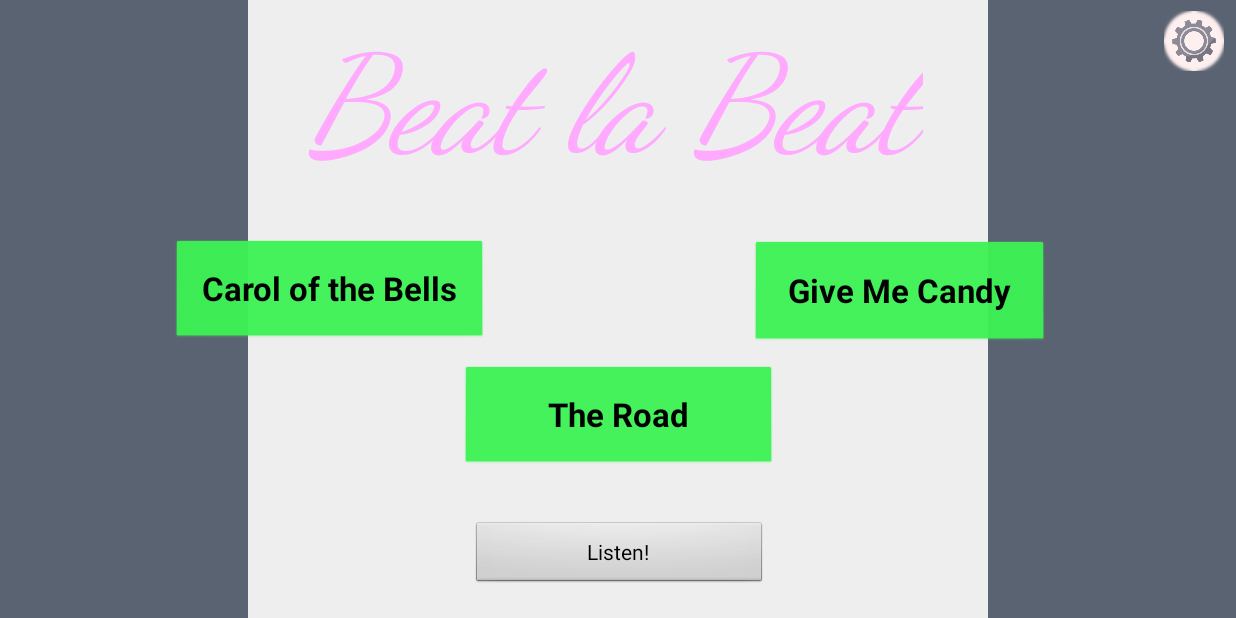
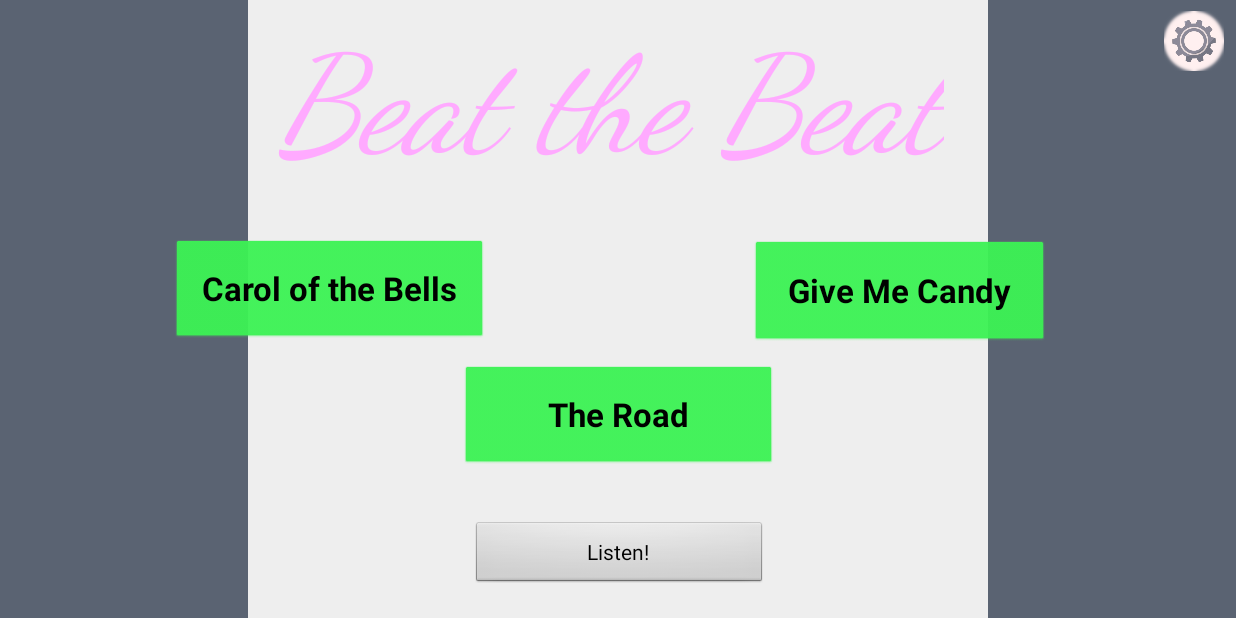
Before and after one commit to FlamingTNT/rhythm-game-project, an Android app: the screen it shows after launch (MainActivity), on a phone screen of 824 x 412 dp (held sideways). Run offline under Robolectric (Android 15) with nearby library versions, the phone set to English and light mode, and no system bars.

Commit message:
Update how Note class accesses and update title.

```diff
--- a/app/src/main/java/cs125/finalproject/Note.java
+++ b/app/src/main/java/cs125/finalproject/Note.java
@@ -17,10 +17,8 @@ public class Note implements Runnable{
     private boolean wasClicked = false;
     private ImageView noteView;
     private AnimationSet set;
-    private MusicScreen mScreen;
 
     Note(boolean isLeft, long timeDelay, Activity screen) {
-        mScreen = (MusicScreen) screen;
         this.isLeft = isLeft;
         this.timeDelay = timeDelay;
         noteView = new ImageView(screen);
@@ -63,7 +61,7 @@ public class Note implements Runnable{
                         @Override
                         public void onAnimationEnd(Animation animation) {
                             if (!wasClicked) {
-                                ;
+                                MusicScreen.addMissToScoreCounts();
                                 stop();
                             }
                         }
@@ -102,7 +100,7 @@ public class Note implements Runnable{
                         @Override
                         public void onAnimationEnd(Animation animation) {
                             if (!wasClicked) {
-                                mScreen.addMissToScoreCounts();
+                                MusicScreen.addMissToScoreCounts();
                                 stop();
                             }
                         }
--- a/app/src/main/res/layout/main_activity.xml
+++ b/app/src/main/res/layout/main_activity.xml
@@ -47,8 +47,8 @@
 
     <TextView
         android:id="@+id/textView2"
-        android:layout_width="416dp"
-        android:layout_height="109dp"
+        android:layout_width="wrap_content"
+        android:layout_height="wrap_content"
         android:layout_marginStart="6dp"
         android:layout_marginTop="16dp"
         android:layout_marginEnd="16dp"
--- a/app/src/main/res/values/strings.xml
+++ b/app/src/main/res/values/strings.xml
@@ -1,7 +1,7 @@
 <resources>
     <string name="app_name">FinalProject</string>
     <string name="song_title">No Song Playing</string>
-    <string name="game_title">Beat la Beat</string>
+    <string name="game_title">Beat the Beat</string>
     <string name="startsong_candy">Give Me Candy</string>
     <string name="score">00000000</string>
     <string name="playlist">Listen!</string>
```
